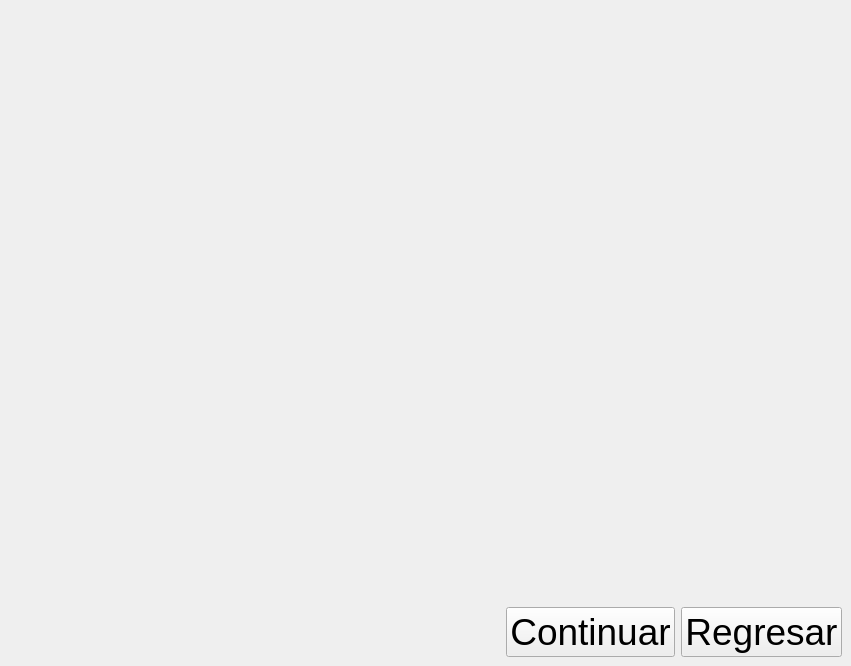
This is UIMain.ui in claydergc/RPIRespirador as Qt 5 draws it before an edit. The edited form follows.
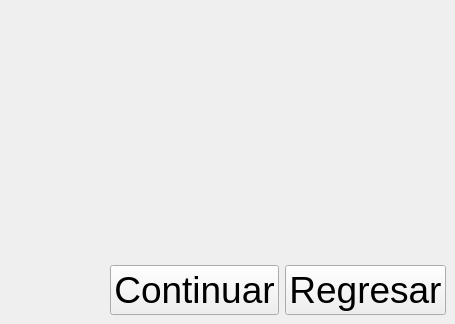
This is the edited form.

```diff
--- a/UIMain.ui
+++ b/UIMain.ui
@@ -6,8 +6,8 @@
    <rect>
     <x>0</x>
     <y>0</y>
-    <width>851</width>
-    <height>666</height>
+    <width>455</width>
+    <height>324</height>
    </rect>
   </property>
   <property name="windowTitle">
```
